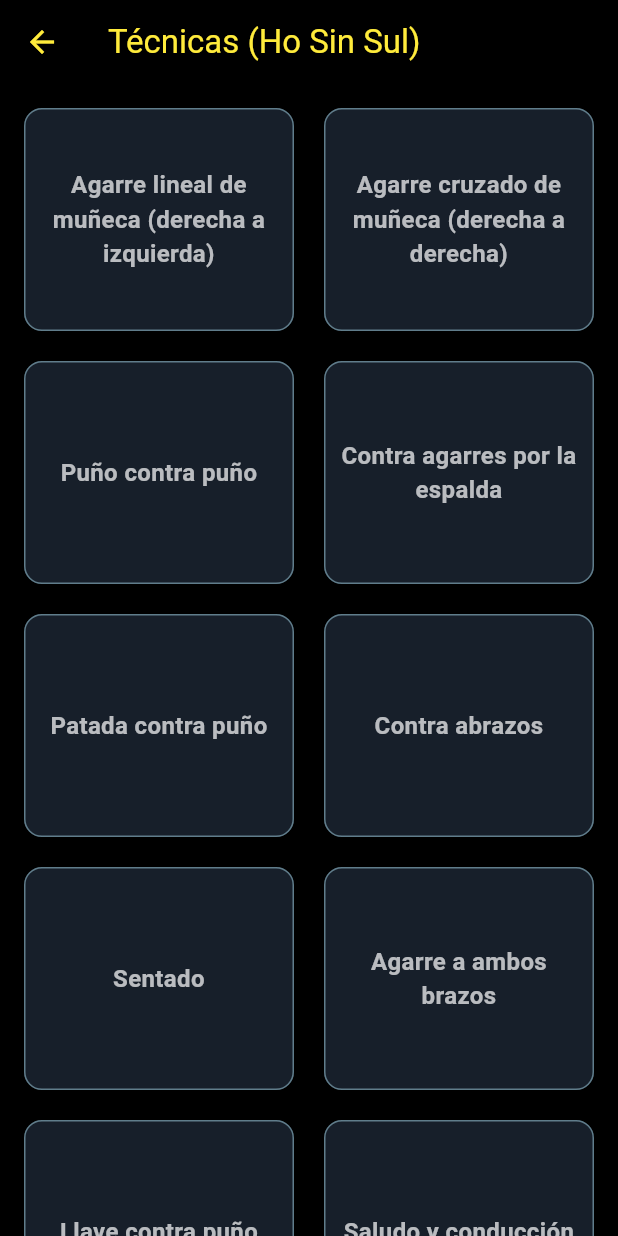
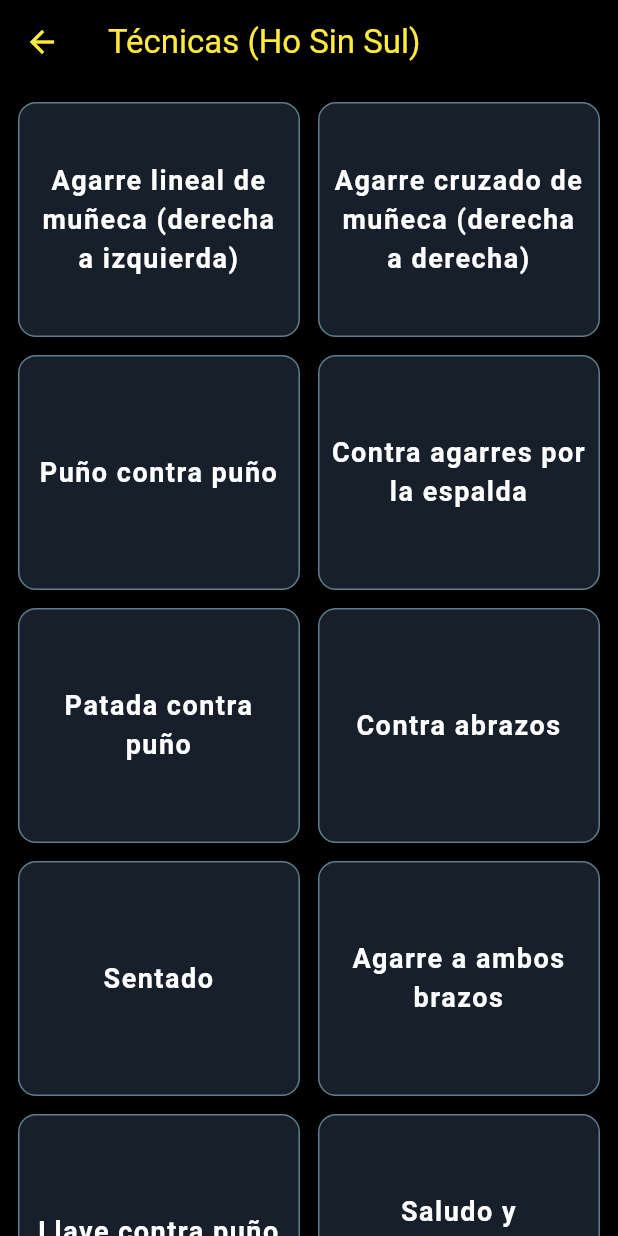
Before and after one commit to chrisladzamach/LQHApp, a Flutter app: the SelfDefenseTechniques screen opened directly, on a phone screen of 412 x 824 dp. Run offline on Flutter 3.47's test engine with Material 3 defaults, Android fonts, the phone set to English and light mode, and no system bars.

Commit message:
Card component was createt fot dry coding in the project with submenu

```diff
--- a/lib/screens/views/self_defense_techniques.dart
+++ b/lib/screens/views/self_defense_techniques.dart
@@ -2,6 +2,7 @@ import 'package:flutter/material.dart';
 import 'package:lqh_app/models/techniques/technique_models.dart';
 import 'package:lqh_app/services/techniques_service.dart';
 import 'package:lqh_app/screens/views/technique_group_view.dart';
+import 'package:lqh_app/widgets/card_sub_menu.dart';
 
 class SelfDefenseTechniques extends StatelessWidget {
   const SelfDefenseTechniques({super.key});
@@ -61,12 +62,12 @@ class SelfDefenseTechniques extends StatelessWidget {
             itemBuilder: (context, index) {
               final group = groups[index];
 
-              return GestureDetector(
+              return CardSubMenu(
+                title: group.name,
                 onTap: () {
                   Navigator.push(
                     context,
                     PageRouteBuilder(
-                      opaque: true,
                       transitionDuration: const Duration(milliseconds: 200),
                       pageBuilder: (_, __, ___) =>
                           TechniqueGroupView(group: group),
@@ -76,28 +77,6 @@ class SelfDefenseTechniques extends StatelessWidget {
                     ),
                   );
                 },
-                child: Card(
-                  color: const Color(0xFF171F2A),
-                  shape: RoundedRectangleBorder(
-                    borderRadius: BorderRadius.circular(12),
-                    side: const BorderSide(color: Colors.blueGrey, width: 1),
-                  ),
-                  elevation: 3,
-                  child: Center(
-                    child: Padding(
-                      padding: const EdgeInsets.all(6),
-                      child: Text(
-                        group.name,
-                        textAlign: TextAlign.center,
-                        style: const TextStyle(
-                          fontSize: 16,
-                          fontWeight: FontWeight.bold,
-                          color: Colors.white70,
-                        ),
-                      ),
-                    ),
-                  ),
-                ),
               );
             },
           );
--- /dev/null
+++ b/lib/widgets/card_sub_menu.dart
@@ -0,0 +1,42 @@
+import 'package:flutter/material.dart';
+
+class CardSubMenu extends StatelessWidget {
+  final String title;
+  final VoidCallback onTap;
+
+  const CardSubMenu({
+    super.key,
+    required this.title,
+    required this.onTap,
+  });
+
+  @override
+  Widget build(BuildContext context) {
+    return InkWell(
+      borderRadius: BorderRadius.circular(12),
+      onTap: onTap,
+      child: Container(
+        decoration: BoxDecoration(
+          border: Border.all(color: Colors.blueGrey),
+          color: const Color(0xFF171F2A),
+          borderRadius: BorderRadius.circular(12),
+        ),
+        child: Center(
+          child: Padding(
+            padding: const EdgeInsets.all(8),
+            child: Text(
+              title,
+              textAlign: TextAlign.center,
+              style: const TextStyle(
+                color: Colors.white,
+                fontSize: 18,
+                fontWeight: FontWeight.bold,
+                letterSpacing: 1,
+              ),
+            ),
+          ),
+        ),
+      ),
+    );
+  }
+}
```
